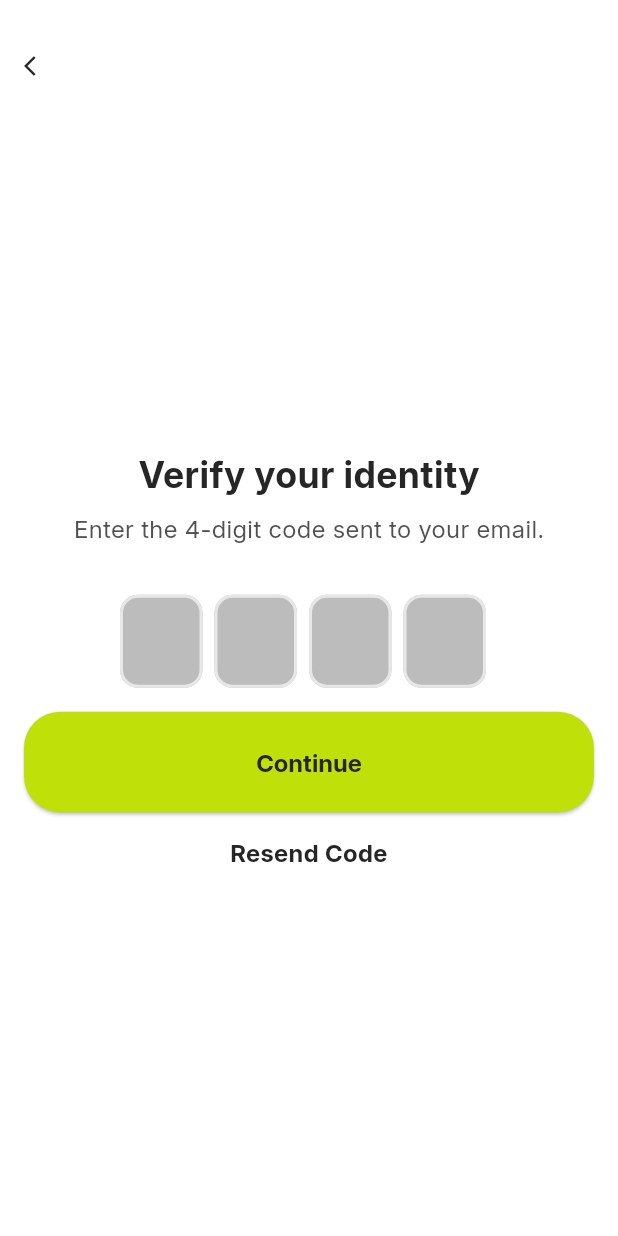
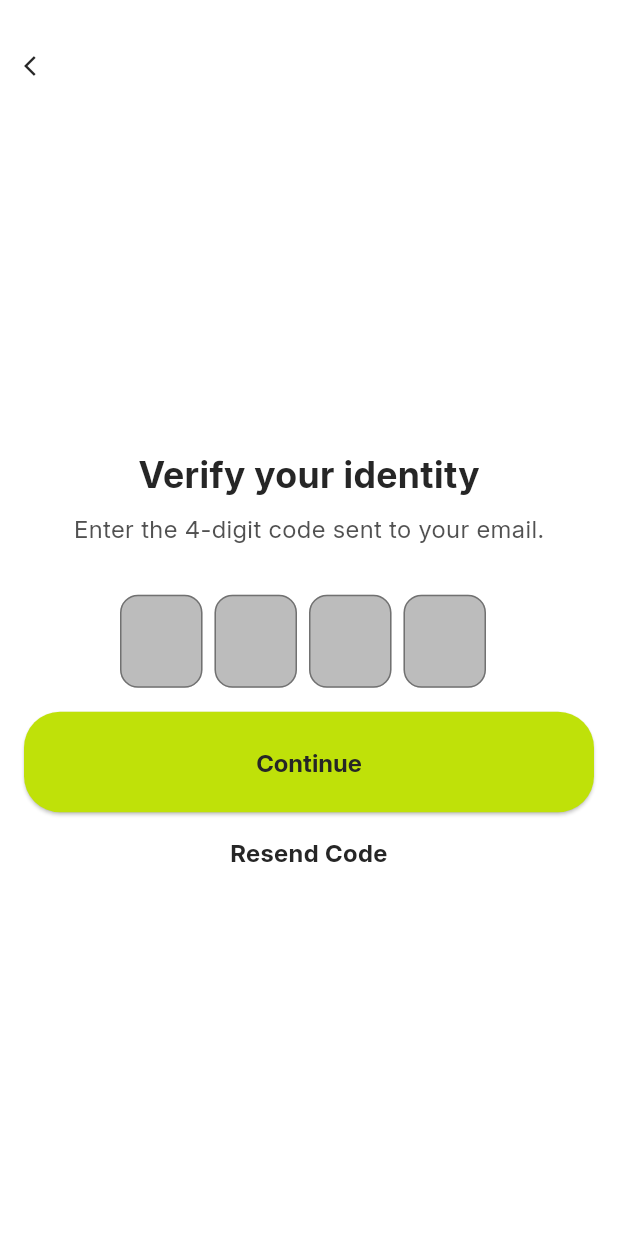
Before and after one commit to jarelltamonte/palturo, a Flutter app: the ForgotPasswordCode screen opened directly, on a phone screen of 412 x 824 dp. Run offline on Flutter 3.47's test engine with Material 3 defaults, Android fonts, the phone set to English and light mode, and no system bars; drawn by our look-alikes of flutter_otp_text_field; our stand-ins replace flutter_svg, lottie, shared_preferences; accounts and stored records are empty.

Commit message:
enabled border width and color on otp

```diff
--- a/lib/authentication/forgot_password_2.dart
+++ b/lib/authentication/forgot_password_2.dart
@@ -67,8 +67,10 @@ class ForgotPasswordCode extends StatelessWidget {
 
               OtpTextField(
                 numberOfFields: 4,
-                borderColor: Theme.of(context).colorScheme.secondary.withValues(alpha: 0.3),
+                borderColor: Theme.of(context).colorScheme.secondary,
+                enabledBorderColor: Theme.of(context).colorScheme.secondary.withValues(alpha: 0.5),
                 focusedBorderColor: AppColors.primary,
+                borderWidth: 1.0,
                 showFieldAsBox: true,
                 fieldWidth: 55.0,
                 borderRadius: BorderRadius.circular(12.0),
```
